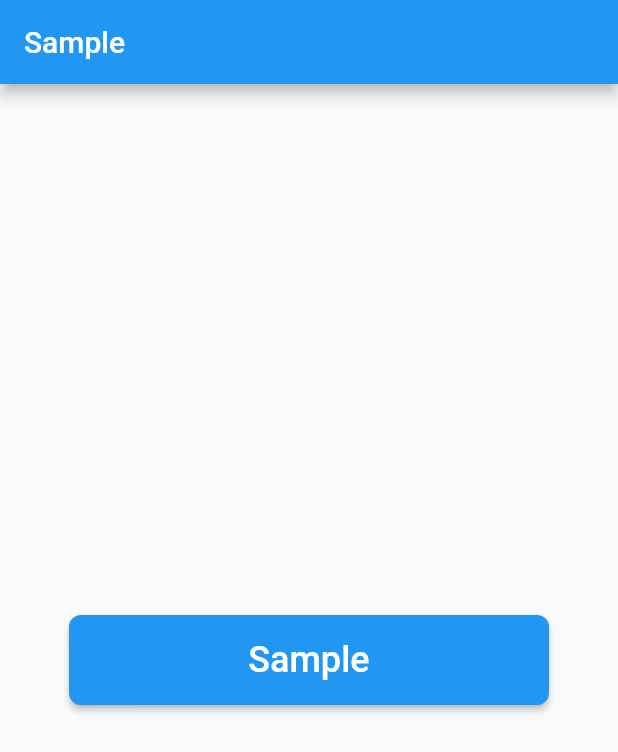
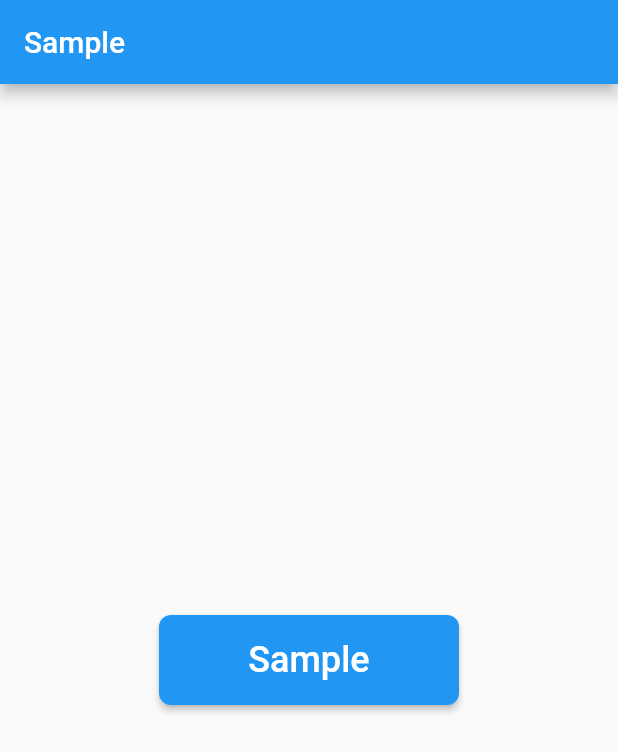
Before and after one commit to PascalAC/progress_button, a Flutter app: the screen it shows after launch, on a phone screen of 412 x 824 dp. Shown: the top 752 px of the screen. Run offline on Flutter 3.47's test engine with Material 2 defaults, Android fonts, the phone set to English and light mode, and no system bars.

Commit message:
Get size from widgets constraints instead of parameter

```diff
--- a/example/lib/src/app.dart
+++ b/example/lib/src/app.dart
@@ -11,9 +11,10 @@ class App extends StatelessWidget {
           title: Text("Sample"),
         ),
         body: Center(
+          child: Container(
+            width: 200,
+            height: 60,
             child: ProgressButton(
-            width: 320,
-            height: 60,
               borderRadius: BorderRadius.all(Radius.circular(8)),
               child: Text(
                 "Sample",
@@ -32,6 +33,7 @@ class App extends StatelessWidget {
             ),
           ),
         ),
+      ),
     );
   }
 }
--- a/lib/button_stagger_animation.dart
+++ b/lib/button_stagger_animation.dart
@@ -3,12 +3,8 @@ import 'package:flutter/material.dart';
 class ButtonStaggerAnimation extends StatelessWidget {
   // Animation fields
   final AnimationController controller;
-  final Animation<double> widthAnimation;
-  final Animation<BorderRadius> borderRadiusAnimation;
 
   // Display fields
-  final double height;
-  final double width;
   final Color color;
   final Color progressIndicatorColor;
   final double progressIndicatorSize;
@@ -19,58 +15,20 @@ class ButtonStaggerAnimation extends StatelessWidget {
   ButtonStaggerAnimation({
     Key key,
     this.controller,
-    this.height,
-    this.width,
     this.color,
     this.progressIndicatorColor,
     this.progressIndicatorSize,
     this.borderRadius,
     this.onPressed,
     this.child,
-  })  : widthAnimation = Tween<double>(
-          begin: width,
-          end: height,
-        ).animate(
-          CurvedAnimation(
-            parent: controller,
-            curve: Curves.easeInOut,
-          ),
-        ),
-        borderRadiusAnimation = Tween<BorderRadius>(
-          begin: borderRadius,
-          end: const BorderRadius.all(Radius.circular(30)),
-        ).animate(
-          CurvedAnimation(
-            parent: controller,
-            curve: Curves.easeInOut,
-          ),
-        ),
-        super(key: key);
+  }) : super(key: key);
 
   @override
   Widget build(BuildContext context) {
-    return AnimatedBuilder(
-      animation: controller,
-      builder: (BuildContext context, Widget child) {
-        return Container(
-          width: widthAnimation.value,
-          height: height,
-          child: RaisedButton(
-            shape: RoundedRectangleBorder(
-              borderRadius: borderRadiusAnimation.value,
-            ),
-            color: color,
-            child: buttonChild(),
-            onPressed: () {
-              this.onPressed(controller);
-            },
-          ),
-        );
-      },
-    );
+    return LayoutBuilder(builder: _progressAnimatedBuilder);
   }
 
-  Widget buttonChild() {
+  Widget _buttonChild() {
     if (controller.isAnimating) {
       return Container();
     } else if (controller.isCompleted) {
@@ -84,4 +42,49 @@ class ButtonStaggerAnimation extends StatelessWidget {
     }
     return child;
   }
+
+  AnimatedBuilder _progressAnimatedBuilder(
+      BuildContext context, BoxConstraints constraints) {
+    var buttonHeight = (constraints.maxHeight != double.infinity)
+        ? constraints.maxHeight
+        : 60.0;
+
+    var widthAnimation = Tween<double>(
+      begin: constraints.maxWidth,
+      end: buttonHeight,
+    ).animate(
+      CurvedAnimation(
+        parent: controller,
+        curve: Curves.easeInOut,
+      ),
+    );
+
+    var borderRadiusAnimation = Tween<BorderRadius>(
+      begin: borderRadius,
+      end: BorderRadius.all(Radius.circular(buttonHeight / 2.0)),
+    ).animate(CurvedAnimation(
+      parent: controller,
+      curve: Curves.easeInOut,
+    ));
+
+    return AnimatedBuilder(
+      animation: controller,
+      builder: (context, child) {
+        return SizedBox(
+          height: buttonHeight,
+          width: widthAnimation.value,
+          child: RaisedButton(
+            shape: RoundedRectangleBorder(
+              borderRadius: borderRadiusAnimation.value,
+            ),
+            color: color,
+            child: _buttonChild(),
+            onPressed: () {
+              this.onPressed(controller);
+            },
+          ),
+        );
+      },
+    );
+  }
 }
--- a/lib/progress_button.dart
+++ b/lib/progress_button.dart
@@ -4,10 +4,6 @@ import 'package:flutter/material.dart';
 import 'package:progress_indicator_button/button_stagger_animation.dart';
 
 class ProgressButton extends StatefulWidget {
-  /// The width of the button while NOT animating.
-  final double width;
-  /// The height of the button.
-  final double height;
   /// The background color of the button.
   final Color color;
   /// The progress indicator color.
@@ -27,8 +23,6 @@ class ProgressButton extends StatefulWidget {
   final Widget child;
 
   ProgressButton({
-    @required this.width,
-    @required this.height,
     @required this.child,
     @required this.onPressed,
     this.color = Colors.blue,
@@ -64,16 +58,16 @@ class _ProgressButtonState extends State<ProgressButton>
 
   @override
   Widget build(BuildContext context) {
-    return ButtonStaggerAnimation(
+    return Center(
+      child: ButtonStaggerAnimation(
         controller: _controller.view,
-      width: widget.width,
-      height: widget.height,
         color: widget.color,
         progressIndicatorColor: widget.progressIndicatorColor,
         progressIndicatorSize: widget.progressIndicatorSize,
         borderRadius: widget.borderRadius,
         onPressed: widget.onPressed,
         child: widget.child,
+      ),
     );
   }
 }
```
Lines whose indentation alone changed are shown as unchanged.
